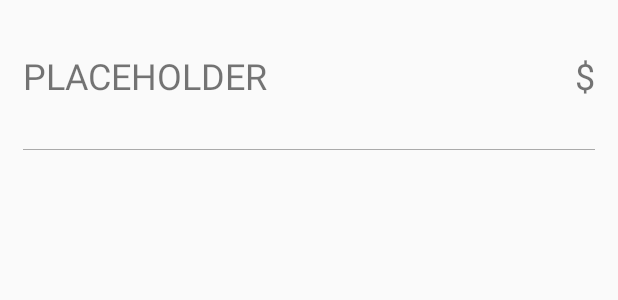
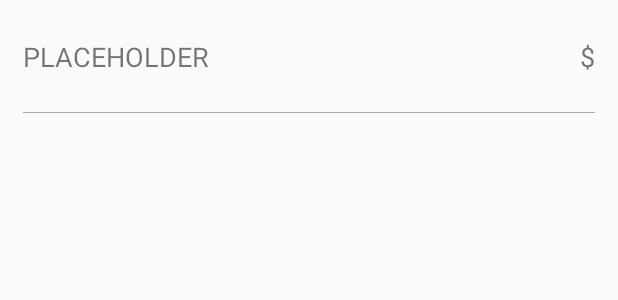
Before and after one commit to SgtGraf/Feeasy, an Android app: the layout fee_preset.xml on its own in the app's theme, with its tools: preview values and no code run, on a phone screen of 412 x 824 dp. Shown: the top 300 px of the screen. Run offline under Robolectric (Android 15) with nearby library versions, the phone set to English and light mode, and no system bars.

Commit message:
Resize fee_preset.xml

```diff
--- a/app/src/main/res/layout/fee_preset.xml
+++ b/app/src/main/res/layout/fee_preset.xml
@@ -3,7 +3,7 @@
     xmlns:app="http://schemas.android.com/apk/res-auto"
     xmlns:tools="http://schemas.android.com/tools"
     android:layout_width="match_parent"
-    android:layout_height="100dp">
+    android:layout_height="75dp">
 
     <TextView
         android:id="@+id/fee_preset_fee_name"
@@ -11,7 +11,7 @@
         android:layout_height="wrap_content"
         android:layout_marginLeft="15dp"
         android:text="PLACEHOLDER"
-        android:textSize="24sp"
+        android:textSize="18sp"
         app:layout_constraintBottom_toBottomOf="parent"
         app:layout_constraintStart_toStartOf="parent"
         app:layout_constraintTop_toTopOf="parent" />
@@ -22,7 +22,7 @@
         android:layout_height="wrap_content"
         android:layout_marginRight="15dp"
         android:text="$"
-        android:textSize="24sp"
+        android:textSize="18sp"
         app:layout_constraintBottom_toBottomOf="parent"
         app:layout_constraintEnd_toEndOf="parent"
         app:layout_constraintTop_toTopOf="parent" />
```
